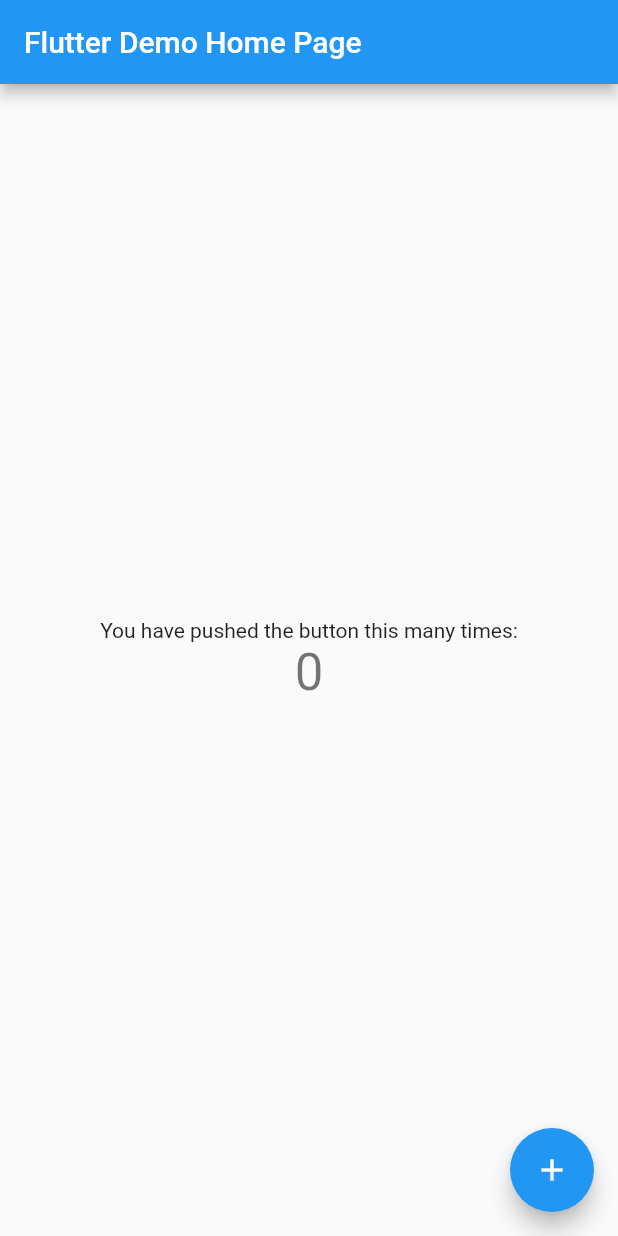
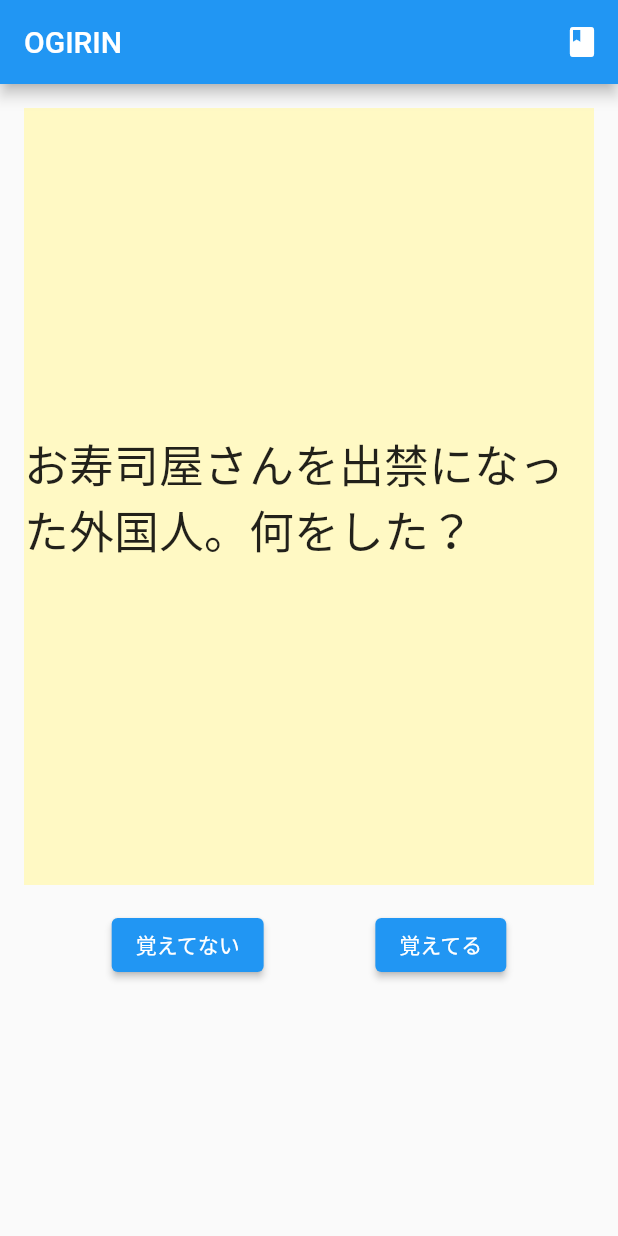
Before and after one commit to uenobu106/ogirin, a Flutter app: the screen it shows after launch, on a phone screen of 412 x 824 dp. Run offline on Flutter 3.47's test engine with Material 2 defaults, Android fonts, the light colour scheme and no system bars; drawn by our look-alikes of swipe_cards.

Commit message:
add text

```diff
--- /dev/null
+++ b/lib/content.dart
@@ -0,0 +1,9 @@
+import 'package:flutter/cupertino.dart';
+import 'package:flutter/material.dart';
+
+class Content {
+  final String text;
+  final Color color;
+
+  Content({required this.text, required this.color});
+}
--- a/lib/main.dart
+++ b/lib/main.dart
@@ -1,4 +1,7 @@
 import 'package:flutter/material.dart';
+import 'package:swipe_cards/swipe_cards.dart';
+import 'content.dart';
+import 'about.dart';
 
 void main() {
   runApp(MyApp());
@@ -9,35 +12,20 @@
   @override
   Widget build(BuildContext context) {
     return MaterialApp(
-      title: 'Flutter Demo',
+      title: 'OGIRIN',
       theme: ThemeData(
-        // This is the theme of your application.
-        //
-        // Try running your application with "flutter run". You'll see the
-        // application has a blue toolbar. Then, without quitting the app, try
-        // changing the primarySwatch below to Colors.green and then invoke
-        // "hot reload" (press "r" in the console where you ran "flutter run",
-        // or simply save your changes to "hot reload" in a Flutter IDE).
-        // Notice that the counter didn't reset back to zero; the application
-        // is not restarted.
         primarySwatch: Colors.blue,
       ),
-      home: MyHomePage(title: 'Flutter Demo Home Page'),
+      home: MyHomePage(
+        title: 'OGIRIN',
+        key: null,
+      ),
     );
   }
 }
 
 class MyHomePage extends StatefulWidget {
   MyHomePage({Key? key, required this.title}) : super(key: key);
-
-  // This widget is the home page of your application. It is stateful, meaning
-  // that it has a State object (defined below) that contains fields that affect
-  // how it looks.
-
-  // This class is the configuration for the state. It holds the values (in this
-  // case the title) provided by the parent (in this case the App widget) and
-  // used by the build method of the State. Fields in a Widget subclass are
-  // always marked "final".
 
   final String title;
 
@@ -46,68 +34,98 @@
 }
 
 class _MyHomePageState extends State<MyHomePage> {
-  int _counter = 0;
+  List<SwipeItem> _swipeItems = [];
+  late MatchEngine _matchEngine;
+  GlobalKey<ScaffoldState> _scaffoldKey = GlobalKey();
+  //ここの　"　"　の中身を作りたいアプリに応じて書き換える
+  List<String> _names = [
+    "お寿司屋さんを出禁になった外国人。何をした？",
+    "人気すぎて予約が必要な公衆電話, 一体なぜ？",
+    "ボーリング場に迷惑客が来た時の間違った対処法を教えて下さい",
+    "スプーン曲げを極めるとできるようになることとは？"
+  ];
+  // カードの色、一枚目から順番に指定する
+  List<Color> _colors = [
+    Colors.yellow.shade100,
+    Colors.amber.shade100,
+    Colors.red.shade100,
+    Colors.blue.shade100
+  ];
 
-  void _incrementCounter() {
-    setState(() {
-      // This call to setState tells the Flutter framework that something has
-      // changed in this State, which causes it to rerun the build method below
-      // so that the display can reflect the updated values. If we changed
-      // _counter without calling setState(), then the build method would not be
-      // called again, and so nothing would appear to happen.
-      _counter++;
-    });
+  @override
+  void initState() {
+    for (int i = 0; i < _names.length; i++) {
+      _swipeItems.add(SwipeItem(
+        content: Content(text: _names[i], color: _colors[i]),
+      ));
+    }
+
+    _matchEngine = MatchEngine(swipeItems: _swipeItems);
+    super.initState();
   }
 
   @override
   Widget build(BuildContext context) {
-    // This method is rerun every time setState is called, for instance as done
-    // by the _incrementCounter method above.
-    //
-    // The Flutter framework has been optimized to make rerunning build methods
-    // fast, so that you can just rebuild anything that needs updating rather
-    // than having to individually change instances of widgets.
     return Scaffold(
+      key: _scaffoldKey,
       appBar: AppBar(
-        // Here we take the value from the MyHomePage object that was created by
-        // the App.build method, and use it to set our appbar title.
-        title: Text(widget.title),
+        // 上に表示されるタイトル
+        title: Text('OGIRIN'),
+        actions: [
+          IconButton(
+              onPressed: () {
+                Navigator.push(
+                    context,
+                    MaterialPageRoute(
+                      builder: (context) => About(),
+                    ));
+              },
+              icon: Icon(Icons.book))
+        ],
       ),
-      body: Center(
-        // Center is a layout widget. It takes a single child and positions it
-        // in the middle of the parent.
-        child: Column(
-          // Column is also a layout widget. It takes a list of children and
-          // arranges them vertically. By default, it sizes itself to fit its
-          // children horizontally, and tries to be as tall as its parent.
-          //
-          // Invoke "debug painting" (press "p" in the console, choose the
-          // "Toggle Debug Paint" action from the Flutter Inspector in Android
-          // Studio, or the "Toggle Debug Paint" command in Visual Studio Code)
-          // to see the wireframe for each widget.
-          //
-          // Column has various properties to control how it sizes itself and
-          // how it positions its children. Here we use mainAxisAlignment to
-          // center the children vertically; the main axis here is the vertical
-          // axis because Columns are vertical (the cross axis would be
-          // horizontal).
-          mainAxisAlignment: MainAxisAlignment.center,
-          children: <Widget>[
-            Text(
-              'You have pushed the button this many times:',
+      body: SingleChildScrollView(
+        child: Container(
+          child: Column(children: [
+            Container(
+              height: 550,
+              child: SwipeCards(
+                matchEngine: _matchEngine,
+                itemBuilder: (BuildContext context, int index) {
+                  return Container(
+                    alignment: Alignment.center,
+                    color: _swipeItems[index].content.color,
+                    child: Text(
+                      _swipeItems[index].content.text,
+                      style: TextStyle(fontSize: 30),
+                    ),
+                  );
+                },
+                onStackFinished: () {
+                  _scaffoldKey.currentState!.showSnackBar(SnackBar(
+                    content: Text("カードが終了しました"),
+                    duration: Duration(milliseconds: 500),
+                  ));
+                },
+              ),
             ),
-            Text(
-              '$_counter',
-              style: Theme.of(context).textTheme.headline4,
-            ),
-          ],
+            Row(
+              mainAxisAlignment: MainAxisAlignment.spaceEvenly,
+              children: [
+                ElevatedButton(
+                    onPressed: () {
+                      _matchEngine.currentItem?.nope();
+                    },
+                    child: Text('覚えてない')),
+                ElevatedButton(
+                    onPressed: () {
+                      _matchEngine.currentItem?.like();
+                    },
+                    child: Text('覚えてる')),
+              ],
+            )
+          ]),
         ),
       ),
-      floatingActionButton: FloatingActionButton(
-        onPressed: _incrementCounter,
-        tooltip: 'Increment',
-        child: Icon(Icons.add),
-      ), // This trailing comma makes auto-formatting nicer for build methods.
     );
   }
 }
--- a/pubspec.yaml
+++ b/pubspec.yaml
@@ -3,7 +3,7 @@
 
 # The following line prevents the package from being accidentally published to
 # pub.dev using `pub publish`. This is preferred for private packages.
-publish_to: 'none' # Remove this line if you wish to publish to pub.dev
+publish_to: "none" # Remove this line if you wish to publish to pub.dev
 
 # The following defines the version and build number for your application.
 # A version number is three numbers separated by dots, like 1.2.43
@@ -24,10 +24,10 @@
   flutter:
     sdk: flutter
 
-
   # The following adds the Cupertino Icons font to your application.
   # Use with the CupertinoIcons class for iOS style icons.
   cupertino_icons: ^1.0.2
+  swipe_cards: ^0.1.0
 
 dev_dependencies:
   flutter_test:
@@ -38,7 +38,6 @@
 
 # The following section is specific to Flutter.
 flutter:
-
   # The following line ensures that the Material Icons font is
   # included with your application, so that you can use the icons in
   # the material Icons class.
```
Also changed, not shown: lib/about.dart (added, +35 -0 lines), pubspec.lock.
